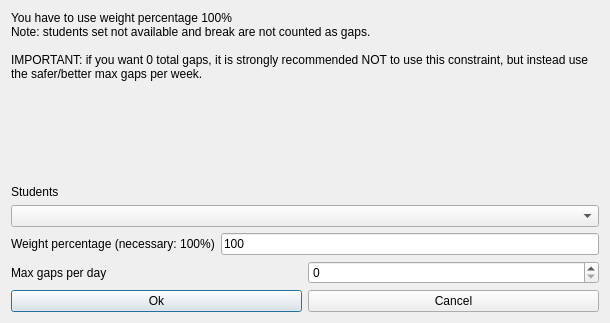
Above: fet/src/interface/modifyconstraintstudentssetmaxgapsperdayform_template.ui from vonmecheln/fet before the change. Below: the same form after it.
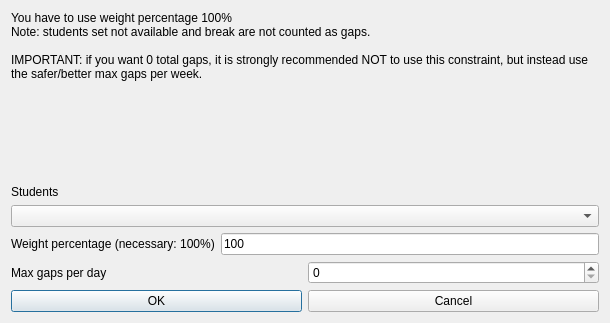
That is the form after the change.

The edit to the form file:
```diff
--- a/fet/src/interface/modifyconstraintstudentssetmaxgapsperdayform_template.ui
+++ b/fet/src/interface/modifyconstraintstudentssetmaxgapsperdayform_template.ui
@@ -137,7 +137,7 @@
      <item>
       <widget class="QPushButton" name="okPushButton">
        <property name="text">
-        <string>Ok</string>
+        <string>OK</string>
        </property>
       </widget>
      </item>
```
